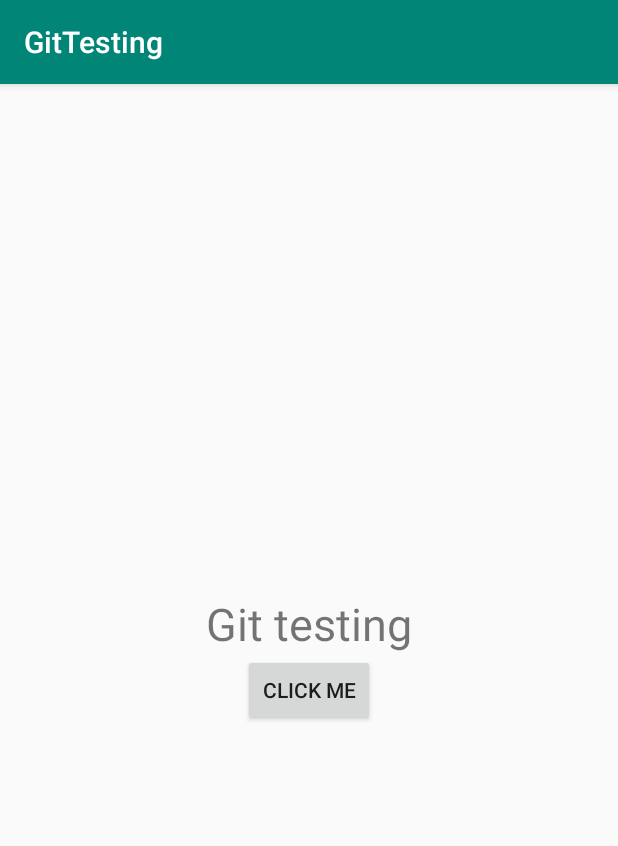
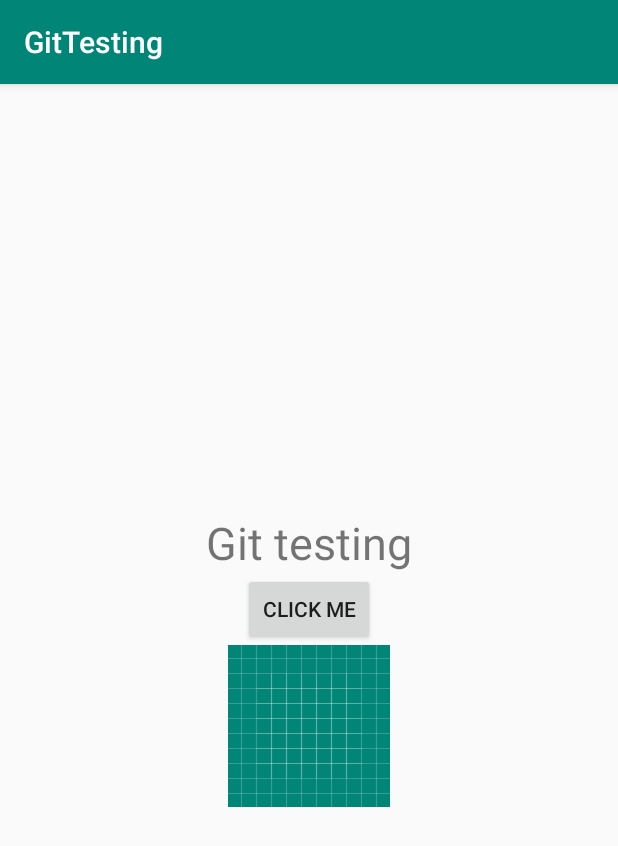
Before and after one commit to gotest1658/GitTesting, an Android app: the screen it shows after launch (MainActivity), on a phone screen of 412 x 824 dp. Shown: the top 846 px of the screen. Run offline under Robolectric (Android 15) with nearby library versions, the phone set to English and light mode, and no system bars.

Commit message:
Added a ImageView widget

```diff
--- a/app/src/main/res/layout/activity_main.xml
+++ b/app/src/main/res/layout/activity_main.xml
@@ -19,4 +19,9 @@
        android:layout_width="wrap_content"
        android:layout_height="wrap_content" />
 
+   <ImageView
+       android:layout_width="wrap_content"
+       android:layout_height="wrap_content"
+       android:src="@drawable/ic_launcher_background"/>
+
 </LinearLayout>
```
